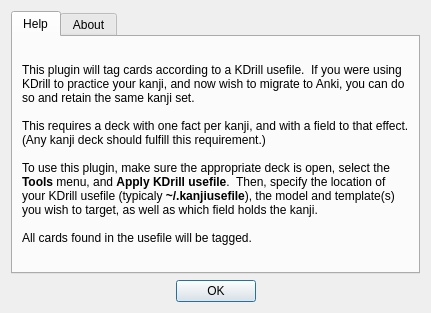
Above: kdrill/help.ui from fbriere/anki-kdrill before the change. Below: the same form after it.
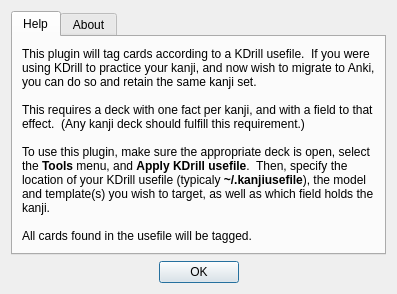
That is the form after the change. The open tabs and pages were chosen to show the change.

Commit message: Let the Help dialog show its own default tab

Diff of the .ui file:
```diff
--- a/kdrill/help.ui
+++ b/kdrill/help.ui
@@ -2,14 +2,6 @@
 <ui version="4.0">
  <class>KDrillHelp</class>
  <widget class="QDialog" name="KDrillHelp">
-  <property name="geometry">
-   <rect>
-    <x>0</x>
-    <y>0</y>
-    <width>431</width>
-    <height>313</height>
-   </rect>
-  </property>
   <property name="windowTitle">
    <string>Apply KDrill usefile - Help</string>
   </property>
```
Left out of the diff: 2 changed lines with no effect on the pictures. The commit also changes 1 other file.
